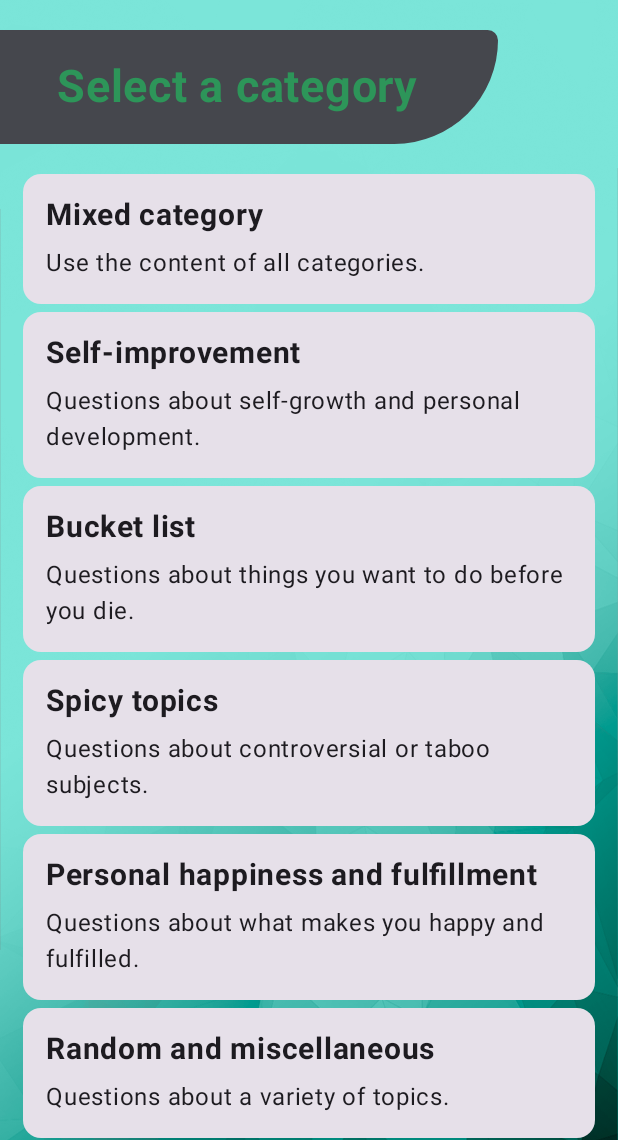
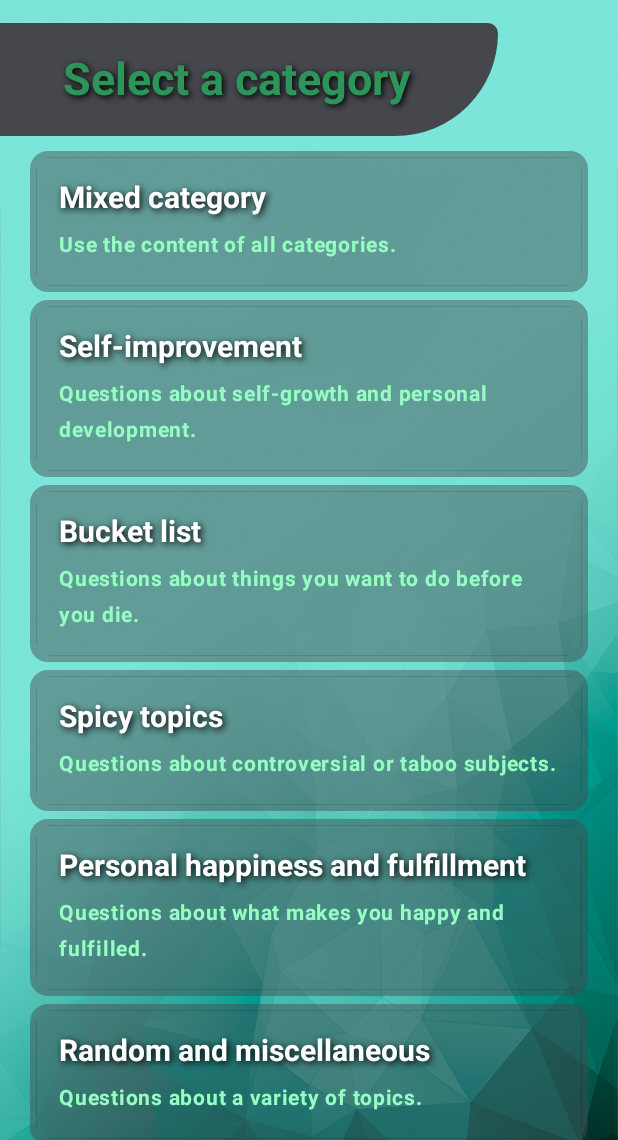
Before and after one commit to Jesr2104/KnowMeBetter, an Android app built with Jetpack Compose: the screen it shows after launch (MainActivity), on a phone screen of 412 x 824 dp, the part 96-1236 px from its top. Run offline under Robolectric (Android 15) with nearby library versions, the phone set to English and light mode, and no system bars; our stand-ins replace Dagger/Hilt's generated code.

Commit message:
KnowMeBetter - Version 1.7

```diff
--- a/app/src/main/java/com/just_jump/knowmebetter/ui/components/CategoryCard.kt
+++ b/app/src/main/java/com/just_jump/knowmebetter/ui/components/CategoryCard.kt
@@ -1,50 +1,92 @@
 package com.just_jump.knowmebetter.ui.components
 
+import androidx.compose.foundation.BorderStroke
+import androidx.compose.foundation.background
+import androidx.compose.foundation.border
 import androidx.compose.foundation.layout.Column
 import androidx.compose.foundation.layout.Spacer
+import androidx.compose.foundation.layout.fillMaxSize
 import androidx.compose.foundation.layout.fillMaxWidth
 import androidx.compose.foundation.layout.height
 import androidx.compose.foundation.layout.padding
+import androidx.compose.foundation.shape.RoundedCornerShape
 import androidx.compose.material3.Card
+import androidx.compose.material3.CardDefaults
 import androidx.compose.material3.ExperimentalMaterial3Api
 import androidx.compose.material3.Text
 import androidx.compose.runtime.Composable
 import androidx.compose.ui.Modifier
+import androidx.compose.ui.draw.clip
+import androidx.compose.ui.geometry.CornerRadius
+import androidx.compose.ui.geometry.Offset
+import androidx.compose.ui.graphics.Color
+import androidx.compose.ui.graphics.Shadow
+import androidx.compose.ui.text.TextStyle
 import androidx.compose.ui.text.font.FontWeight
 import androidx.compose.ui.unit.dp
 import androidx.compose.ui.unit.sp
 import com.just_jump.knowmebetter.domain.datamodels.CategoryDataModel
 import com.just_jump.knowmebetter.domain.datamodels.ConfigQuestionsDataModel
+import com.just_jump.knowmebetter.ui.theme.black_transparent_color
+import com.just_jump.knowmebetter.ui.theme.dark_grey_transparent_color
+import com.just_jump.knowmebetter.ui.theme.light_1_green_color
+import com.just_jump.knowmebetter.ui.theme.light_green_color
 
 @ExperimentalMaterial3Api
 @Composable
 fun CategoryCard(
     category: CategoryDataModel,
     language: String,
-    onClick: (ConfigQuestionsDataModel) -> Unit
+    onClick: (ConfigQuestionsDataModel) -> Unit,
 ) {
     Card(
         modifier = Modifier
             .fillMaxWidth()
-            .padding(bottom = 5.dp, start = 15.dp, end = 15.dp),
-        onClick = { onClick(
-            ConfigQuestionsDataModel(
-                category.id,
-                language
+            .padding(
+                bottom = 5.dp,
+                start = 20.dp,
+                end = 20.dp
+            ),
+        colors = CardDefaults.cardColors(
+            containerColor = dark_grey_transparent_color
+        ),
+        onClick = {
+            onClick(
+                ConfigQuestionsDataModel(
+                    category.id,
+                    language
+                )
             )
-        ) }
+        }
     ) {
         Column(
-            modifier = Modifier.padding(15.dp)
+            modifier = Modifier
+                .fillMaxSize()
+                .padding(4.dp)
+                .clip(RoundedCornerShape(10.dp))
+                .border(BorderStroke(0.5.dp, black_transparent_color))
+                .padding(15.dp)
         ) {
             Text(
                 text = category.name,
                 fontWeight = FontWeight.Bold,
-                fontSize = 20.sp
+                color = Color.White,
+                style = TextStyle(
+                    color = Color.Black,
+                    fontSize = 20.sp,
+                    shadow = Shadow(
+                        offset = Offset(2f, 2f),
+                        color = Color.Black,
+                        blurRadius = 6f
+                    )
+                )
             )
             Spacer(modifier = Modifier.height(8.dp))
             Text(
-                text = category.description
+                text = category.description,
+                fontWeight = FontWeight.Bold,
+                fontSize = 14.sp,
+                color = light_green_color
             )
         }
     }
--- a/app/src/main/java/com/just_jump/knowmebetter/ui/screens/SelectCategoryScreen.kt
+++ b/app/src/main/java/com/just_jump/knowmebetter/ui/screens/SelectCategoryScreen.kt
@@ -5,8 +5,10 @@ import androidx.compose.foundation.background
 import androidx.compose.foundation.layout.Arrangement
 import androidx.compose.foundation.layout.Box
 import androidx.compose.foundation.layout.Column
+import androidx.compose.foundation.layout.Spacer
 import androidx.compose.foundation.layout.fillMaxSize
 import androidx.compose.foundation.layout.fillMaxWidth
+import androidx.compose.foundation.layout.height
 import androidx.compose.foundation.layout.padding
 import androidx.compose.foundation.lazy.LazyColumn
 import androidx.compose.foundation.lazy.items
@@ -24,13 +26,16 @@ import androidx.compose.runtime.setValue
 import androidx.compose.ui.Alignment
 import androidx.compose.ui.Modifier
 import androidx.compose.ui.draw.clip
+import androidx.compose.ui.geometry.Offset
 import androidx.compose.ui.graphics.Color
 import androidx.compose.ui.graphics.ImageBitmap
+import androidx.compose.ui.graphics.Shadow
 import androidx.compose.ui.graphics.painter.Painter
 import androidx.compose.ui.layout.ContentScale
 import androidx.compose.ui.res.imageResource
 import androidx.compose.ui.res.painterResource
 import androidx.compose.ui.res.stringResource
+import androidx.compose.ui.text.TextStyle
 import androidx.compose.ui.text.font.FontWeight
 import androidx.compose.ui.text.style.TextAlign
 import androidx.compose.ui.unit.dp
@@ -106,7 +111,7 @@ fun SelectCategoryScreen(onClick: (ConfigQuestionsDataModel) -> Unit) {
                 ) {
                     Box(
                         modifier = Modifier
-                            .padding(end = 80.dp, top = 20.dp, bottom = 20.dp)
+                            .padding(end = 80.dp, top = 15.dp, bottom = 10.dp)
                             .clip(RoundedCornerShape(0.dp, 20.dp, 200.dp, 0.dp))
                             .background(dark_grey_1_color)
                             .fillMaxWidth()
@@ -130,7 +135,14 @@ fun SelectCategoryScreen(onClick: (ConfigQuestionsDataModel) -> Unit) {
                                     end = 35.dp,
                                     top = 20.dp,
                                     bottom = 20.dp
+                                ),
+                            style = TextStyle(
+                                shadow = Shadow(
+                                    offset = Offset(2f, 2f),
+                                    color = Color.Black,
+                                    blurRadius = 5f
                                 )
+                            )
                         )
                     }
 
@@ -142,6 +154,9 @@ fun SelectCategoryScreen(onClick: (ConfigQuestionsDataModel) -> Unit) {
                                 viewModel.getLanguage()
                             }
                         }
+                        item {
+                            Spacer(modifier = Modifier.height(15.dp))
+                        }
                     }
                 }
             }
--- a/app/src/main/java/com/just_jump/knowmebetter/ui/theme/Color.kt
+++ b/app/src/main/java/com/just_jump/knowmebetter/ui/theme/Color.kt
@@ -9,6 +9,8 @@ import androidx.compose.ui.graphics.Color
 val light_grey_color = Color(0xFF878787)
 val dark_grey_color = Color(0xFF383838)
 val dark_grey_1_color = Color(0xFF45474D)
+val dark_grey_transparent_color = Color(0x7745474D)
+val black_transparent_color = Color(0x20000000)
 val light_green_color = Color(0xFF95FFC2)
 val light_1_green_color = Color(0xFF2D9559)
 //---------------------------------------------------
```
